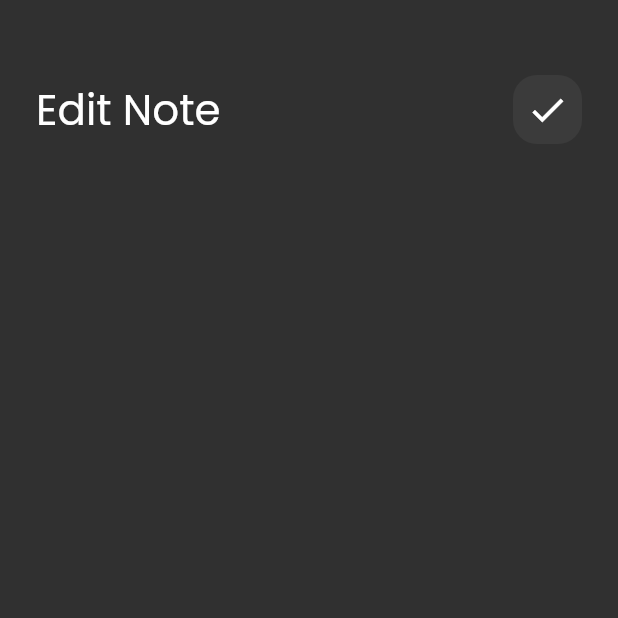
After one commit to Sherlock-holmes1029/note-app, a Flutter app: the screen it shows after launch, after a tap on "Flutter Tips", on a phone screen of 412 x 824 dp, the top half of it. The commit adds this screen. Run offline on Flutter 3.47's test engine with Material 2 defaults, Android fonts, the light colour scheme and no system bars; our stand-ins replace font_awesome_flutter.

Commit message:
some changes
some small changes and created the next page edit page and changed the way the app bar workes

```diff
--- /dev/null
+++ b/lib/view/editNoteView.dart
@@ -0,0 +1,18 @@
+import 'package:flutter/material.dart';
+import 'package:note_app_second_try/view/widgets/editViewBody.dart';
+
+class EditNoteView extends StatelessWidget {
+  const EditNoteView({Key? key}) : super(key: key);
+
+  @override
+  Widget build(BuildContext context) {
+    return Scaffold(
+      body: Padding(
+        padding: const EdgeInsets.all(0),
+        child: EditNoteViewBody(
+
+        ),
+      ),
+    );
+  }
+}
--- a/lib/view/widgets/customAppBar.dart
+++ b/lib/view/widgets/customAppBar.dart
@@ -2,18 +2,19 @@ import 'package:flutter/material.dart';
 import 'customSearchIcon.dart';
 
 class CustomAppBar extends StatelessWidget {
-  const CustomAppBar({Key? key}) : super(key: key);
-
+  const CustomAppBar ({Key? key, required this.title, required this.icon}) : super(key:key);
+      final String title;
+      final IconData icon;
   @override
   Widget build(BuildContext context) {
     return  Row(
-      children: const  [
-        Text("Notes",style: TextStyle(
+      children:  [
+        Text(title,style: const TextStyle(
           fontSize: 28,
          ),
         ),
-        Spacer(),
-        CustemSearchIcon()
+        const Spacer(),
+        CustemSearchIcon(icon:icon)
       ],
     );
   }
--- a/lib/view/widgets/customNoteItem.dart
+++ b/lib/view/widgets/customNoteItem.dart
@@ -1,12 +1,21 @@
 import 'package:flutter/material.dart';
 import 'package:font_awesome_flutter/font_awesome_flutter.dart';
+import 'package:note_app_second_try/view/editNoteView.dart';
+
 
 class NoteItems extends StatelessWidget {
   const NoteItems({Key? key}) : super(key: key);
 
   @override
   Widget build(BuildContext context) {
-    return Container(
+    return GestureDetector(
+      onTap: (){
+        Navigator.push(context, MaterialPageRoute(builder: (context){
+          return const EditNoteView();
+        })
+        );
+      },
+      child: Container(
         padding: const EdgeInsets.only(
           top: 24,
           bottom: 24,
@@ -61,6 +70,7 @@ class NoteItems extends StatelessWidget {
           ],
         ),
 
+      ),
     );
   }
 }
--- a/lib/view/widgets/customSearchIcon.dart
+++ b/lib/view/widgets/customSearchIcon.dart
@@ -1,8 +1,8 @@
 import 'package:flutter/material.dart';
 
 class CustemSearchIcon extends StatelessWidget {
-const CustemSearchIcon({Key? key}) : super(key: key);
-
+const CustemSearchIcon({Key? key, required this.icon}) : super(key: key);
+ final IconData icon;
 @override
 Widget build(BuildContext context) {
   return Container(
@@ -12,9 +12,9 @@ Widget build(BuildContext context) {
         color: Colors.white.withOpacity(0.05),
         borderRadius: BorderRadius.circular(16)
     ),
-    child: const Center(
+    child:  Center(
       child: Icon(
-        Icons.search,
+        icon,
         size: 28,
       ),
     ),
--- /dev/null
+++ b/lib/view/widgets/editViewBody.dart
@@ -0,0 +1,27 @@
+import 'package:flutter/material.dart';
+import 'package:note_app_second_try/view/widgets/customAppBar.dart';
+
+
+class EditNoteViewBody extends StatelessWidget {
+  const EditNoteViewBody({Key? key}) : super(key: key);
+
+  @override
+  Widget build(BuildContext context) {
+    return Padding(
+      padding: const EdgeInsets.symmetric(
+        horizontal: 24
+      ),
+      child: Column(
+        children: const[
+          SizedBox(
+            height: 50,
+          ),
+          CustomAppBar(
+            title: 'Edit Note',
+            icon: Icons.check,
+          )
+        ],
+      ),
+    );
+  }
+}
--- a/lib/view/widgets/notesViewBody.dart
+++ b/lib/view/widgets/notesViewBody.dart
@@ -17,7 +17,7 @@ class NotesViewBody extends StatelessWidget {
                SizedBox(
                  height: 50,
                ),
-               CustomAppBar(),
+               CustomAppBar(title: 'Notes',icon: Icons.search),
                Expanded(child: NotesListView())
 
             ],
```
Also changed, not shown: lib/view/widgets/addNoteBottomSheet.dart (+1 -23 lines), lib/view/widgets/customButton.dart (added, +26 -0 lines). Lines whose indentation alone changed are shown as unchanged.
